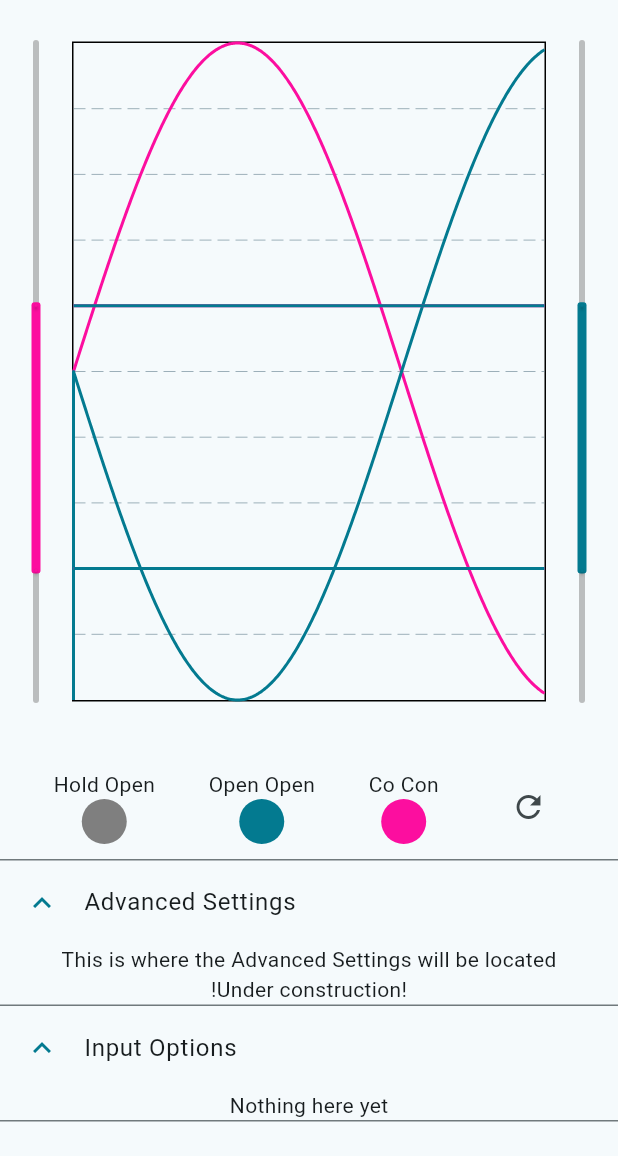
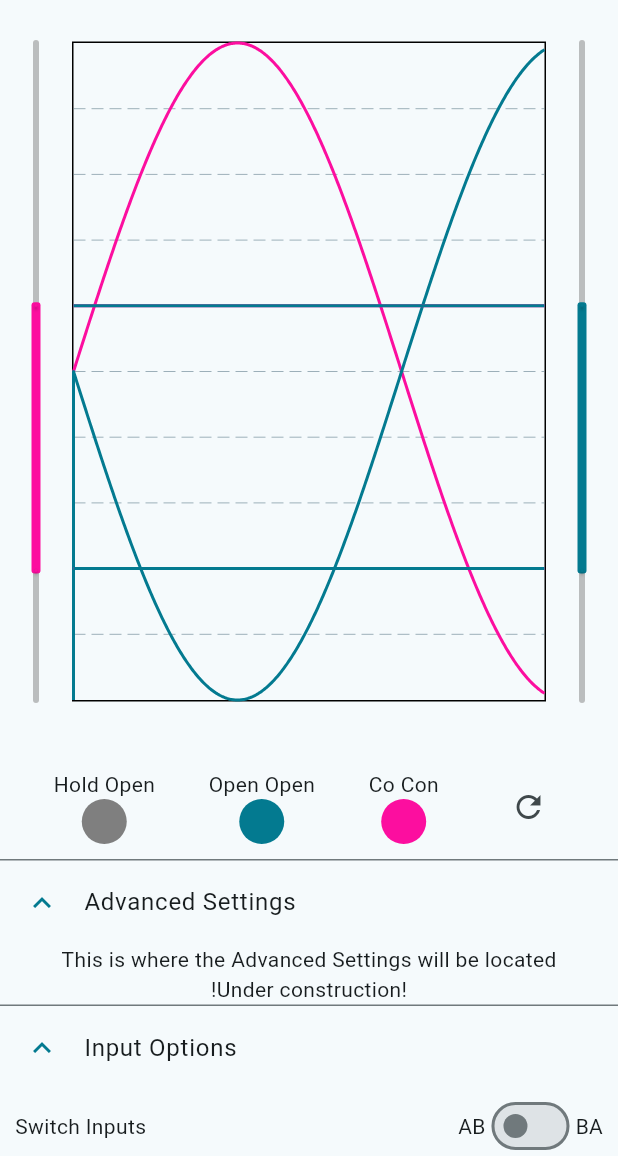
Before and after one commit to ms-840/bionic_interface_new, a Flutter app: the DataPresentationPage screen opened by its route, after a tap on "Advanced Settings", after a tap on "Input Options", on a phone screen of 412 x 824 dp, the part 80-1236 px from its top. Run offline on Flutter 3.47's test engine with Material 3 defaults, Android fonts, the phone set to English and light mode, and no system bars; drawn by our look-alikes of fl_chart; our stand-ins replace flutter_blue_plus, permission_handler; missing offline and left inert: dart:ffi, flutter_reactive_ble.

Commit message:
added code for advanced settings

```diff
--- a/lib/route_generator.dart
+++ b/lib/route_generator.dart
@@ -1,7 +1,6 @@
 import 'package:flutter/material.dart';
 import 'screens/home.dart';
 import 'screens/data_plot.dart';
-import 'screens/grip_preferences_old.dart';
 import 'screens/grip_preferences.dart';
 import 'screens/hand_calibration.dart';
 import 'screens/new_user.dart';
--- a/lib/screens/data_plot.dart
+++ b/lib/screens/data_plot.dart
@@ -394,9 +394,11 @@ class AdvancedSettings extends StatefulWidget{
 
 class _AdvancedSettingsState extends State<AdvancedSettings>{
 
+  late GeneralHandler generalHandler;
   @override
   void initState(){
     //todo: initialize this by actually importing the settings
+    generalHandler = Provider.of<GeneralHandler>(context, listen: false);
   }
 
   @override
@@ -430,12 +432,67 @@ class _AdvancedSettingsState extends State<AdvancedSettings>{
     );
   }
 
+  Widget labledSwitch({String trueLabel = "True", String falseLabel = "False", required bool value, required Function(bool)? onChanged}){
+    return Row(
+      mainAxisAlignment: MainAxisAlignment.center,
+      mainAxisSize: MainAxisSize.min,
+      children: [
+        Text(falseLabel),
+        Switch.adaptive(
+            value: value,
+            onChanged: onChanged,
+        ),
+        Text(trueLabel),
+      ],
+    );
+  }
+
   Widget inputOptions(){
-    return const ExpansionTile(
-      title: Text("Input Options"),
+    return ExpansionTile(
+      title: const Text("Input Options"),
       controlAffinity: ListTileControlAffinity.leading,
       children: [
-        Text("Nothing here yet"),
+        Padding(
+          padding: const EdgeInsets.fromLTRB(10, 0, 10, 0),
+          child: Row( //Switch inputs
+            mainAxisAlignment: MainAxisAlignment.start,
+            children: [
+              const Text("Switch Inputs"),
+              Expanded(child: Container()),
+              labledSwitch(
+                  value: generalHandler.currentUser.advancedSettings.switchInputs,
+                  onChanged: (bool newValue){
+                    generalHandler.currentUser.advancedSettings.switchInputs = newValue;
+                    setState(() {});
+                  },
+                  trueLabel: "BA",
+                  falseLabel: "AB",
+                  ),
+            ],
+          ),
+        ),
+        Padding(
+          padding: const EdgeInsets.fromLTRB(10, 0, 10, 0),
+          child: Row( //Switch inputs
+            mainAxisAlignment: MainAxisAlignment.start,
+            children: [
+              const Text("Input type"),
+              Expanded(child: Container()),
+              Padding(
+                padding: const EdgeInsets.fromLTRB(5, 0, 10, 0),
+                child: labledSwitch(
+                  value: generalHandler.currentUser.advancedSettings.useTwoSignals,
+                  onChanged: (bool newValue){
+                    generalHandler.currentUser.advancedSettings.useTwoSignals = newValue;
+                    setState(() {});
+                  },
+                  trueLabel: "2",
+                  falseLabel: "1",
+                ),
+              ),
+            ],
+          ),
+        ),
       ],
     );
   }
--- a/lib/screens/grip_preferences.dart
+++ b/lib/screens/grip_preferences.dart
@@ -97,7 +97,7 @@ class CycleTriggerSelector extends StatelessWidget{
           const Spacer(),
           ElevatedButton(
               onPressed: () async{
-                if(!generalHandler.userAccess[1]){
+                if(generalHandler.userAccess < 1){
                  var currentTrigger = generalHandler.currentUser.triggerForAction("Next Grip");
                  var triggers = generalHandler.triggers;
                  final newTrigger = await showDialog(
@@ -303,7 +303,7 @@ class _ReorderableGripListState extends State<ReorderableGripList>{
                     ),
                     onTap: () async{
                       //Change the grip
-                      if(!generalHandler.userAccess[1]){
+                      if(generalHandler.userAccess < 1){
                         var currentGrip = action.grip;
 
                         final newGrip = await showDialog(
--- a/lib/user/user.dart
+++ b/lib/user/user.dart
@@ -9,26 +9,24 @@ import 'package:flutter/material.dart';
 
 class User{
   //constructor
-  User(this._userName, [this._adminAccess=false, this._childLock=false]);
+  User(this._userName);
 
   late final String _userName;
   String name = ""; //not sure if this is necessary
 
   //todo: need to change access types to clinician, editor, viewer
-  bool _adminAccess = false;
-  bool _childLock = false; //not sure yet if this is necessary
   String _accessType = "editor"; //options: viewer, editor, clinician
 
+  String get accessType{return _accessType;}
+
   SignalSettings signalSettings = SignalSettings();
-
-  Map<Grip,Trigger> _gripSettings = {}; //Format gripName:ruleName
+  AdvancedSettings advancedSettings = AdvancedSettings();
 
   Map<String, HandAction> combinedActions = {
     //"Next Grip" : HandAction(),
     "Position 1" : HandAction(),
   };
 
-  //TODO: rethink how i structure this for new settings page
   Map<String, HandAction> unOpposedActions = {
     //"Next Grip" : HandAction(),
     "Opposed Position 1" : HandAction(
@@ -58,41 +56,16 @@ class User{
   Map<String,double> thresholdValues = {};
   //this could later include settings dictionary
 
-
   String get userName{
     return _userName;
   }
 
   bool get hasAdminAccess{
-    return _adminAccess;
+    return _accessType == "clinician";
   }
 
-  set adminAccess(bool adminAccess){
-    _adminAccess = adminAccess;
-  }
-
-  bool get hasChildLock{
-    return _childLock;
-  }
-
-  set childLock(bool childLock){
-    _childLock = childLock;
-  }
-
-  Map<Grip,Trigger> get gripSettings{
-    return _gripSettings;
-  }
-
-  Trigger ruleForGrip(Grip grip){
-    final trigger = _gripSettings[grip];
-    if(trigger!=null){
-      return trigger;
-    }
-    return Trigger(name: "None", bleCommand: "0");
-  }
-
-  set importGripSettings (Map<Grip,Trigger> gripSettings){
-    _gripSettings = gripSettings;
+  set adminAccess(String accessType){
+    _accessType = accessType;
   }
 
   void setCombinedAction({required String action, Grip? grip, Trigger? trigger}){
@@ -124,7 +97,7 @@ class User{
 
     }
       if(trigger!=null){
-        return trigger!;
+        return trigger;
       }
 
     return Trigger(name: "None", bleCommand: "0");
@@ -152,14 +125,6 @@ class User{
       return grip;
     }
     return Grip(name: "None", type: "", bleCommand: "", assetLocation: "");
-  }
-
-  void updateGripSettings(Grip grip, Trigger trigger){
-    _gripSettings[grip] = trigger;
-  }
-
-  void removeGripSetting(Grip grip){
-    if(_gripSettings.containsKey(grip)){_gripSettings.remove(grip);}
   }
 
   void toggleThumbTap(){
@@ -335,13 +300,11 @@ class AnonymousUser extends User{
     //print("Anonymous User created");
   }
 
-  void clearUserData(){
-    super._gripSettings.clear();
-  }
 
 }
 
 class SignalSettings {
+
   //This hopefully somewhat simplifies the user class, but may also be somewhat unnecessary
   late double signalAon;
   late double signalAmax;
@@ -392,3 +355,38 @@ class SignalSettings {
     }
   }
 }
+
+class AdvancedSettings{
+  //this should contain all of the data and settings which would be considered "Advanced Settings"
+  //I kind of just want to access the values directly rather than wiht other methods, it seems silly
+
+  //input options
+  bool switchInputs = false;
+  bool useTwoSignals = true;
+  double inputGainA = 1.0;
+  double inputGainB = 1.0;
+
+  List<double> get inputGain{
+    """returns [inputGainA, inputGainB]""";
+    return [inputGainA, inputGainB];
+  }
+
+  //trigger options
+  double timeOpenOpen = 1.0; //range 0.2 - 2s
+  double timeHoldOpen = 1.0; //range  0.2 - 2s
+  double timeCoCon = 0.05; // range 0.05-0.25 s
+
+  //single site options
+  bool alternate = false; //false = fast/close, true=alternate
+  double timeAltSwitch = 1; //range 0.1 - 2s
+  double timeFastClose = 1; //range 0.1 - 2s
+  double levelFastClose = 1; //range 0.4 - 4V
+
+  //notifications
+  bool vibrate = true;
+  bool buzzer = true;
+
+  List<bool> get notifications{
+    return [vibrate, buzzer];
+  }
+}
```
Also changed, not shown: lib/general_handler.dart (+12 -2 lines), lib/screens/grip_preferences_old.dart (deleted, +0 -257 lines), 2 other files.
